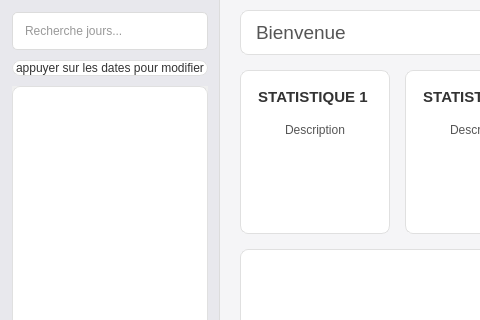
The window that UI_folder/Dashboard1.ui (Felixcegep/tracker2perf) describes before a commit, drawn with Qt 5; both pictures show x 0 to 480 and y 0 to 320 of the 1000 by 750 pixel window.
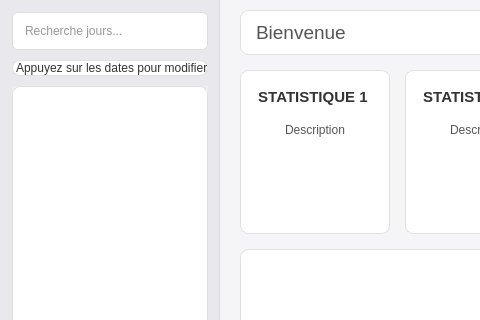
The same window after the commit.

Commit message: correction du ui

Patch:
```diff
--- a/UI_folder/Dashboard1.ui
+++ b/UI_folder/Dashboard1.ui
@@ -266,7 +266,7 @@
        <item>
         <widget class="QLabel" name="label">
          <property name="text">
-          <string>appuyer sur les dates pour modifier</string>
+          <string>Appuyez sur les dates pour modifier</string>
          </property>
         </widget>
        </item>
```
The commit also changes 1 other file.
